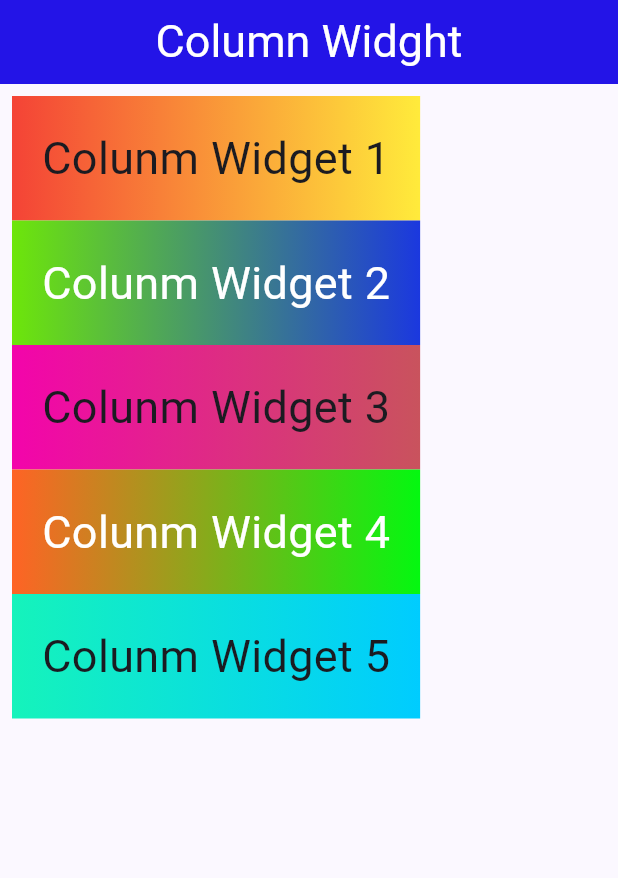
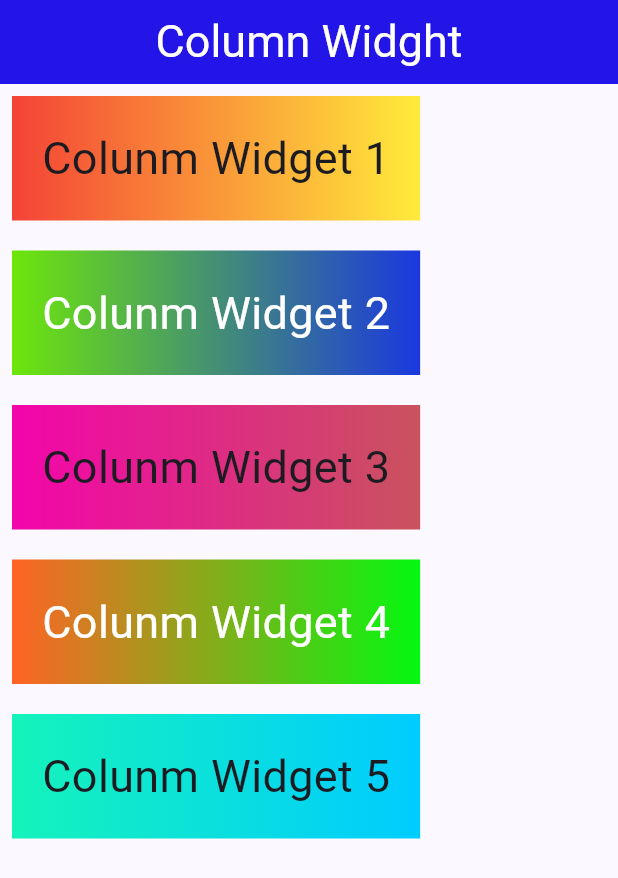
Before and after one commit to Roshan-Barkane/77th_indepandent_day, a Flutter app: the screen it shows after launch, on a phone screen of 412 x 824 dp. Shown: the top 878 px of the screen. Run offline on Flutter 3.47's test engine with Material 2 defaults, Android fonts, the phone set to English and light mode, and no system bars.

```diff
--- a/lib/second.dart
+++ b/lib/second.dart
@@ -33,6 +33,7 @@ class _secondState extends State<second> {
                     'Colunm Widget 1',
                     style: TextStyle(fontSize: 30.0),
                   )),
+              const Padding(padding: EdgeInsets.all(10)),
               Container(
                   padding: const EdgeInsets.all(20),
                   decoration: const BoxDecoration(
@@ -44,6 +45,7 @@ class _secondState extends State<second> {
                     'Colunm Widget 2',
                     style: TextStyle(fontSize: 30.0, color: Colors.white),
                   )),
+              const Padding(padding: EdgeInsets.all(10)),
               Container(
                   padding: const EdgeInsets.all(20),
                   decoration: const BoxDecoration(
@@ -55,6 +57,7 @@ class _secondState extends State<second> {
                     'Colunm Widget 3',
                     style: TextStyle(fontSize: 30.0),
                   )),
+              const Padding(padding: EdgeInsets.all(10)),
               Container(
                   padding: const EdgeInsets.all(20),
                   decoration: const BoxDecoration(
@@ -66,6 +69,7 @@ class _secondState extends State<second> {
                     'Colunm Widget 4',
                     style: TextStyle(fontSize: 30.0, color: Colors.white),
                   )),
+              const Padding(padding: EdgeInsets.all(10)),
               Container(
                   padding: const EdgeInsets.all(20),
                   decoration: const BoxDecoration(
```
